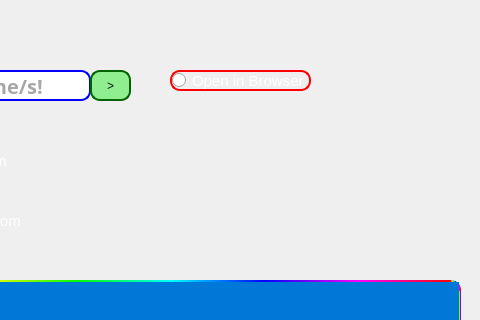
First picture: the form in AnimeBrowser.ui, repository NullQuasar/Anime-app-browser, before the edit; both pictures show x 190 to 670 and y 0 to 320 of the 1126 by 704 pixel window.
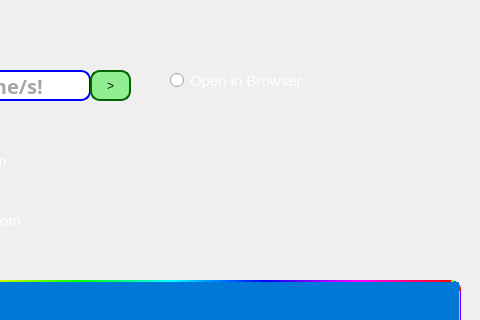
Second picture: the form after the edit. Icons and pictures are not drawn.

Patch:
```diff
--- a/AnimeBrowser.ui
+++ b/AnimeBrowser.ui
@@ -511,7 +511,7 @@
       <bool>false</bool>
      </property>
      <property name="styleSheet">
-      <string notr="true">border: 2px solid red;</string>
+      <string notr="true"/>
      </property>
      <property name="text">
       <string>Open in Browser</string>
```
Left out of the diff: 2 changed lines with no effect on the pictures.
